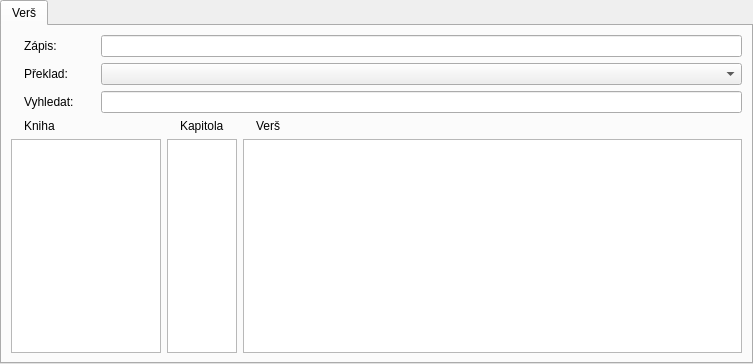
Old version of the form src/wgt/bibleverseselectionwidget.ui in the repository CZDanol/StrawLumen.
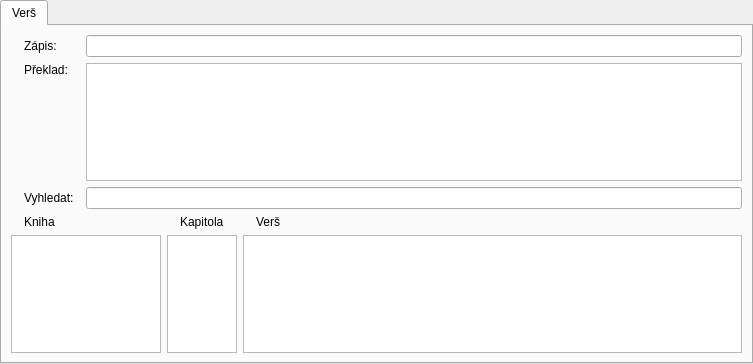
New version of the form. Icons and pictures are not drawn. Custom widgets are drawn as their Qt base class.

Commit message: Multi default bible translations

```diff
--- a/src/wgt/bibleverseselectionwidget.ui
+++ b/src/wgt/bibleverseselectionwidget.ui
@@ -37,10 +37,41 @@
        <string>Verš</string>
       </attribute>
       <layout class="QGridLayout" name="gridLayout">
-       <item row="0" column="0">
-        <widget class="QLabel" name="label_11">
+       <item row="3" column="0">
+        <widget class="QLabel" name="label_16">
          <property name="pixmap">
-          <pixmap resource="../../res/resources.qrc">:/icons/16/Holy Bible_16px.png</pixmap>
+          <pixmap resource="../../res/resources.qrc">:/icons/16/Search_16px.png</pixmap>
+         </property>
+        </widget>
+       </item>
+       <item row="3" column="1">
+        <widget class="QLabel" name="label_6">
+         <property name="text">
+          <string>Vyhledat:</string>
+         </property>
+        </widget>
+       </item>
+       <item row="0" column="1">
+        <widget class="QLabel" name="label">
+         <property name="text">
+          <string>Zápis:</string>
+         </property>
+        </widget>
+       </item>
+       <item row="0" column="3">
+        <widget class="QLineEdit" name="lnCode"/>
+       </item>
+       <item row="3" column="3">
+        <widget class="QLineEdit" name="lnSearch">
+         <property name="clearButtonEnabled">
+          <bool>true</bool>
+         </property>
+        </widget>
+       </item>
+       <item row="1" column="0">
+        <widget class="QLabel" name="label_15">
+         <property name="pixmap">
+          <pixmap resource="../../res/resources.qrc">:/icons/16/Google Translate_16px.png</pixmap>
          </property>
         </widget>
        </item>
@@ -60,35 +91,14 @@
          </property>
         </spacer>
        </item>
-       <item row="2" column="0">
-        <widget class="QLabel" name="label_16">
+       <item row="0" column="0">
+        <widget class="QLabel" name="label_11">
          <property name="pixmap">
           <pixmap resource="../../res/resources.qrc">:/icons/16/Search_16px.png</pixmap>
          </property>
         </widget>
        </item>
-       <item row="1" column="3">
-        <widget class="QComboBox" name="cmbTranslation">
-         <property name="editable">
-          <bool>false</bool>
-         </property>
-        </widget>
-       </item>
-       <item row="1" column="0">
-        <widget class="QLabel" name="label_15">
-         <property name="pixmap">
-          <pixmap resource="../../res/resources.qrc">:/icons/16/Google Translate_16px.png</pixmap>
-         </property>
-        </widget>
-       </item>
-       <item row="0" column="1">
-        <widget class="QLabel" name="label">
-         <property name="text">
-          <string>Zápis:</string>
-         </property>
-        </widget>
-       </item>
-       <item row="3" column="0" colspan="4">
+       <item row="4" column="0" colspan="4">
         <layout class="QGridLayout" name="gridLayout_2">
          <item row="1" column="0" colspan="2">
           <widget class="QListView" name="lstBooks">
@@ -243,13 +253,6 @@
          </item>
         </layout>
        </item>
-       <item row="2" column="1">
-        <widget class="QLabel" name="label_6">
-         <property name="text">
-          <string>Vyhledat:</string>
-         </property>
-        </widget>
-       </item>
        <item row="1" column="1">
         <widget class="QLabel" name="label_5">
          <property name="text">
@@ -257,15 +260,21 @@
          </property>
         </widget>
        </item>
-       <item row="2" column="3">
-        <widget class="QLineEdit" name="lnSearch">
-         <property name="clearButtonEnabled">
-          <bool>true</bool>
+       <item row="2" column="1">
+        <spacer name="verticalSpacer">
+         <property name="orientation">
+          <enum>Qt::Vertical</enum>
          </property>
-        </widget>
+         <property name="sizeHint" stdset="0">
+          <size>
+           <width>20</width>
+           <height>40</height>
+          </size>
+         </property>
+        </spacer>
        </item>
-       <item row="0" column="3">
-        <widget class="QLineEdit" name="lnCode"/>
+       <item row="1" column="3" rowspan="2">
+        <widget class="BibleTranslationListBox" name="lstBibleTranslations"/>
        </item>
       </layout>
      </widget>
@@ -282,6 +291,13 @@
    </property>
   </action>
  </widget>
+ <customwidgets>
+  <customwidget>
+   <class>BibleTranslationListBox</class>
+   <extends>QListWidget</extends>
+   <header>wgt/bibletranslationlistbox.h</header>
+  </customwidget>
+ </customwidgets>
  <resources>
   <include location="../../res/resources.qrc"/>
  </resources>
```
Left out of the diff: 2 changed lines with no effect on the pictures. The commit also changes 14 other files.
